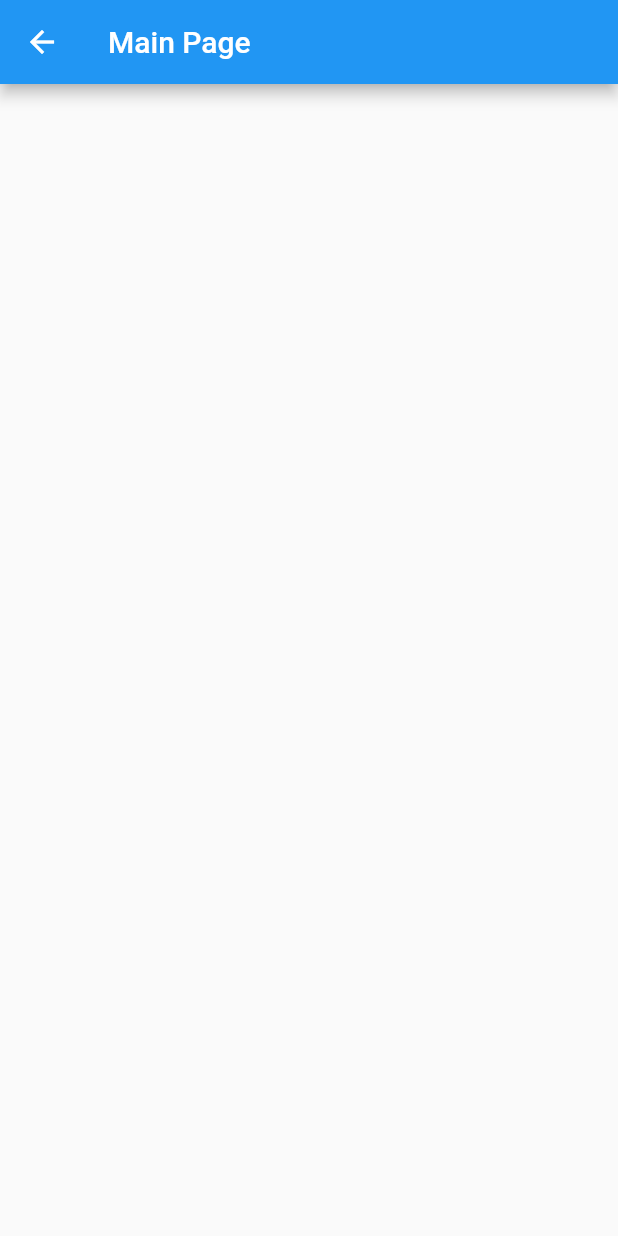
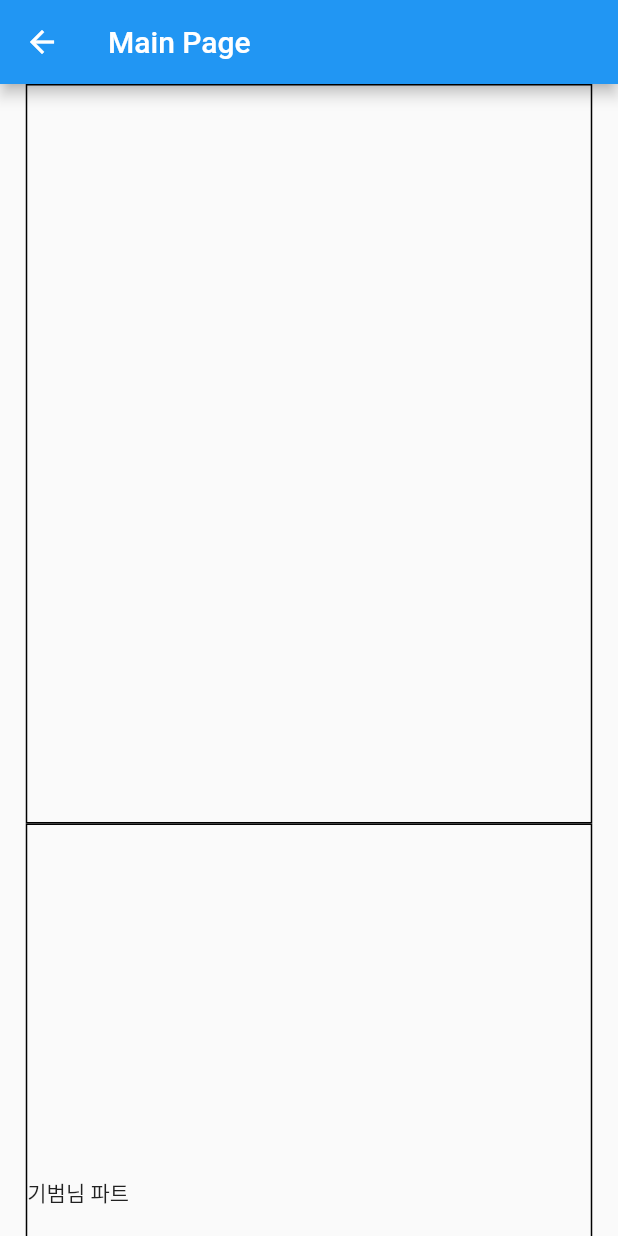
Before and after one commit to bumee/meal-recommendation-android, a Flutter app: the screen it shows after launch, after a tap on the "arrow forward" icon, on a phone screen of 412 x 824 dp. Run offline on Flutter 3.47's test engine with Material 2 defaults, Android fonts, the phone set to English and light mode, and no system bars; our stand-ins replace flutter_screenutil.

Commit message:
LHI-page setting-roulette

```diff
--- a/lib/MainPage.dart
+++ b/lib/MainPage.dart
@@ -1,4 +1,5 @@
 import 'package:flutter/material.dart';
+import 'package:flutter_screenutil/flutter_screenutil.dart';
 
 class MainPage extends StatelessWidget {
   const MainPage({Key? key}) : super(key: key);
@@ -12,6 +13,32 @@ class MainPage extends StatelessWidget {
       body: SingleChildScrollView(
         child: Column(
           children: [
+            // 룰렛 - 하임
+            Container(
+              height: 1400.h,
+              decoration: BoxDecoration(
+                border: Border.all(
+                  color: Colors.black
+                )
+              ),
+              margin: EdgeInsets.only(left:45.sp, right: 45.sp),
+            ),
+
+            // 리스트 - 기범
+            Container(
+              height: 1400.h,
+              decoration: BoxDecoration(
+                  border: Border.all(
+                      color: Colors.black
+                  ),
+              ),
+              child: Row(
+                children: [
+                  Text("기범님 파트"),
+                ],
+              ),
+              margin: EdgeInsets.only(left: 45.sp, right: 45.sp),
+            ),
           ],
         ),
       ),
--- a/lib/main.dart
+++ b/lib/main.dart
@@ -1,5 +1,6 @@
 import 'package:flutter/material.dart';
 import 'package:recommendation/MainPage.dart';
+import 'package:flutter_screenutil/flutter_screenutil.dart';
 
 void main() {
   runApp(const MyApp());
@@ -11,6 +12,10 @@ class MyApp extends StatelessWidget {
   // This widget is the root of your application.
   @override
   Widget build(BuildContext context) {
+    return ScreenUtilInit(
+      // 하임 : 사이즈에 대하여는 논의 필요
+      designSize: Size(1080, 2340),
+      builder: (context, child){
         return MaterialApp(
           title: '점메추',
           theme: ThemeData(
@@ -19,6 +24,10 @@ class MyApp extends StatelessWidget {
           debugShowCheckedModeBanner: false,
           home: LoadingPage(title: '로딩 페이지'),
         );
+      },
+
+    );
+
   }
 }
 
--- a/pubspec.yaml
+++ b/pubspec.yaml
@@ -39,6 +39,8 @@ dependencies:
 dev_dependencies:
   flutter_test:
     sdk: flutter
+  get:
+  flutter_screenutil:
 
   # The "flutter_lints" package below contains a set of recommended lints to
   # encourage good coding practices. The lint set provided by the package is
@@ -55,7 +57,7 @@ flutter:
 
   # The following line ensures that the Material Icons font is
   # included with your application, so that you can use the icons in
-  # the material Icons class.
+  # the material Icons class.－
   uses-material-design: true
 
   # To add assets to your application, add an assets section, like this:
```
Also changed, not shown: pubspec.lock. Lines whose indentation alone changed are shown as unchanged.
